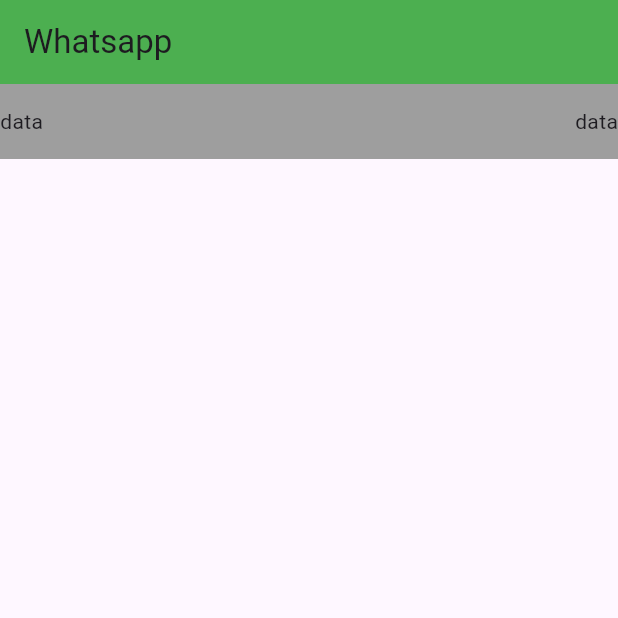
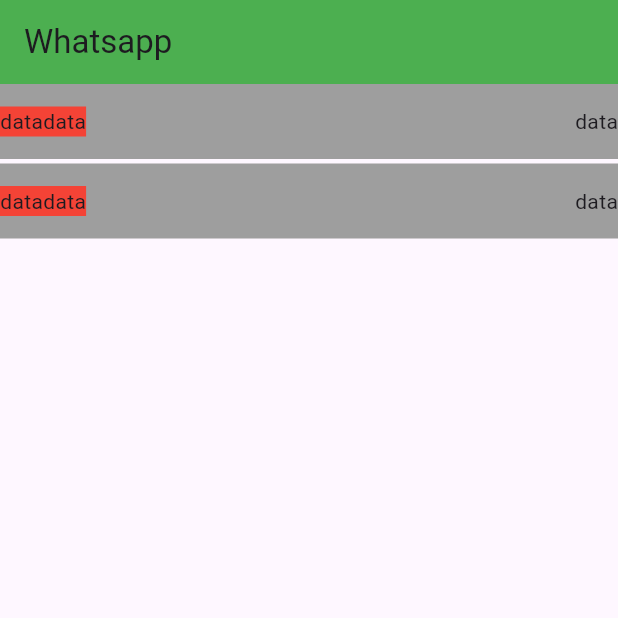
Before and after one commit to ashir227/Flutter_Practise, a Flutter app: the screen it shows after launch, on a phone screen of 412 x 824 dp, the top half of it. Run offline on Flutter 3.47's test engine with Material 3 defaults, Android fonts, the phone set to English and light mode, and no system bars; missing offline and left inert: dart:ffi.

Commit message:
widget prac

```diff
--- a/login/lib/widgets.dart
+++ b/login/lib/widgets.dart
@@ -12,14 +12,41 @@ class _customwidgetState extends State<customwidget> {
   Widget build(BuildContext context) {
     return Scaffold(
       appBar: AppBar(backgroundColor: Colors.green, title: Text("Whatsapp")),
-      body: Container(
-        color: Colors.grey,
-        height: 50,
-        child: Row(
-          mainAxisAlignment: MainAxisAlignment.spaceBetween,
-          children: [Text("data"), Text("data")],
-        ),
+      body: Column(
+        children: [
+          Container(
+            color: Colors.grey,
+            height: 50,
+            child: Row(
+              mainAxisAlignment: MainAxisAlignment.spaceBetween,
+              children: [
+                Container(
+                  color: Colors.red,
+                  child: Row(children: [Text("data"), Text("data")]),
+                ),
+                Text("data"),
+              ],
+            ),
+          ),
+          SizedBox(height: 3),
+
+          Container(
+            height: 50,
+            color: Colors.grey,
+            child: Row(
+              mainAxisAlignment: MainAxisAlignment.spaceBetween,
+              children: [
+                Container(
+                  color: Colors.red,
+                  child: Row(children: [Text("data"), Text("data")]),
+                ),
+                Text("data"),
+              ],
+            ),
+          ),
+        ],
       ),
+      // Container,
     );
   }
 }
```
